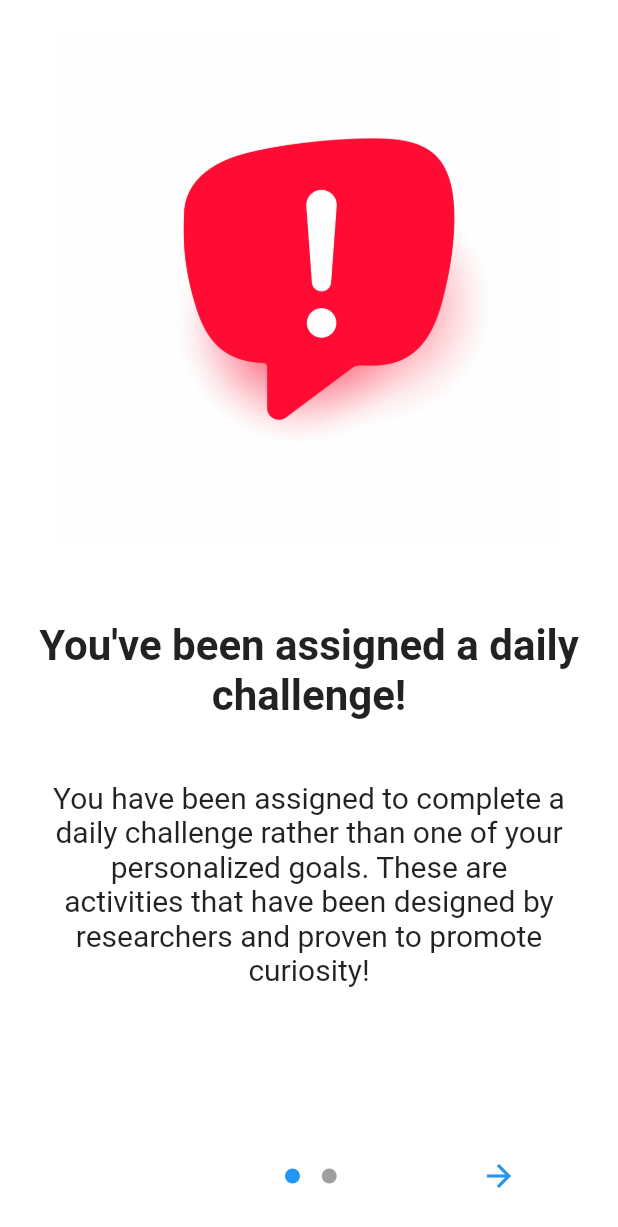
After one commit to META-Curiosity/Curiosity-App, a Flutter app: the IntroductionDailyChallenge screen opened by its route, on a phone screen of 412 x 824 dp. The commit adds this screen. Shown: the top 1227 px of the screen. Run offline on Flutter 3.47's test engine with Material 2 defaults, Android fonts, the phone set to English and light mode, and no system bars; drawn by our look-alikes of introduction_screen; our stand-ins replace cloud_firestore, curved_navigation_bar, firebase_auth, firebase_core, flutter_icons, flutter_spinkit and 5 more; missing offline and left inert: pretty_json; accounts and stored records are empty.

Commit message:
Added introduction to daily challenge screen

```diff
--- a/lib/main.dart
+++ b/lib/main.dart
@@ -18,6 +18,7 @@ import 'screens/choose_mindfulness_session_screen.dart';
 import 'screens/choose_task_session.dart';
 import 'screens/introduction_screen.dart';
 import 'package:curiosity_flutter/navigation.dart';
+import 'screens/introduction_daily_challenge_screen.dart';
 //firebase
 import 'package:firebase_core/firebase_core.dart';
 import 'package:curiosity_flutter/provider/google_sign_in.dart';
@@ -27,7 +28,7 @@ import 'firebase_options.dart';
 import 'package:crypto/crypto.dart';
 import 'dart:convert';
 
-  void main() async {
+void main() async {
   WidgetsFlutterBinding.ensureInitialized();
   await Firebase.initializeApp(
     options: DefaultFirebaseOptions.currentPlatform,
@@ -177,6 +178,12 @@ class MyApp extends StatelessWidget {
                 child: Introduction(),
               ),
             ),
+        '/introduction_daily_challenge': (context) => Scaffold(
+              resizeToAvoidBottomInset: true,
+              body: Container(
+                child: IntroductionDailyChallenge(),
+              ),
+            ),
       },
     );
   }
@@ -198,15 +205,13 @@ class _MyHomePageState extends State<MyHomePage> {
 
   UserDbService userDbService;
   LogService log = new LogService();
-  int first = 0;
 
   Future<void> initialize() async {
     //Change page once user is logged in
     FirebaseAuth.instance.authStateChanges().listen((User user) async {
       if (user == null) {
         log.infoString('User is currently signed out!', 0);
-      } else if (first == 0) {
-        first += 1;
+      } else {
         //Getting user hashed email example
         var currentUser = FirebaseAuth.instance.currentUser;
         if (currentUser != null) {
--- /dev/null
+++ b/lib/screens/introduction_daily_challenge_screen.dart
@@ -0,0 +1,61 @@
+import 'package:flutter/material.dart';
+import 'package:introduction_screen/introduction_screen.dart';
+
+class IntroductionDailyChallenge extends StatelessWidget {
+  const IntroductionDailyChallenge({Key key}) : super(key: key);
+
+  @override
+  Widget build(BuildContext context) {
+    return SafeArea(
+        child: IntroductionScreen(
+      pages: [
+        PageViewModel(
+          title: "You've been assigned a daily challenge!",
+          body:
+              "You have been assigned to complete a daily challenge rather than one of your personalized goals. "
+              "These are activities that have been designed by researchers and proven to promote curiosity!",
+          image: buildImage('assets/images/attention.jpeg'),
+          decoration: getPageDecoration(),
+        ),
+        PageViewModel(
+            title: "Choose a level of intensity",
+            body:
+                "You may choose between three levels, from less time-consuming to more time-consuming. "
+                "The higher the level, the more time you will commit, and the more you will grow and become curious!",
+            image: buildImage('assets/images/challenge.jpeg'),
+            decoration: getPageDecoration(),
+            footer: ElevatedButton(
+                onPressed: () {
+                  // On button presed
+                },
+                child: Text("Choose a daily challenge!")))
+      ],
+      done: Text('Choose a daily challenge!',
+          style: TextStyle(fontWeight: FontWeight.bold)),
+      onDone: () {
+        Navigator.of(context).pushReplacementNamed('/onboarding');
+      },
+      next: Icon(Icons.arrow_forward),
+      dotsDecorator: getDotDecoration(),
+      showDoneButton: false,
+      // showSkipButton: true,
+      // skip: Text("Skip"),
+    ));
+  }
+}
+
+Widget buildImage(String path) => Center(
+        child: Image.asset(
+      path,
+      width: 350,
+    ));
+
+PageDecoration getPageDecoration() => PageDecoration(
+    titleTextStyle: TextStyle(fontSize: 28, fontWeight: FontWeight.bold),
+    bodyTextStyle: TextStyle(fontSize: 20),
+    descriptionPadding: EdgeInsets.all(16).copyWith(bottom: 0),
+    imagePadding: EdgeInsets.all(24),
+    pageColor: Colors.white);
+
+DotsDecorator getDotDecoration() =>
+    DotsDecorator(size: Size(10, 10), activeSize: Size(15, 10));
--- a/pubspec.yaml
+++ b/pubspec.yaml
@@ -75,6 +75,8 @@ flutter:
     - assets/images/eveningCity.jpeg
     - assets/images/goals.jpeg
     - assets/images/curiosity.jpeg
+    - assets/images/challenge.jpeg
+    - assets/images/attention.jpeg
   # An image asset can refer to one or more resolution-specific "variants", see
   # https://flutter.dev/assets-and-images/#resolution-aware.
 
```
Also changed, not shown: assets/images/attention.jpeg (added), assets/images/challenge.jpeg (added), pubspec.lock.
